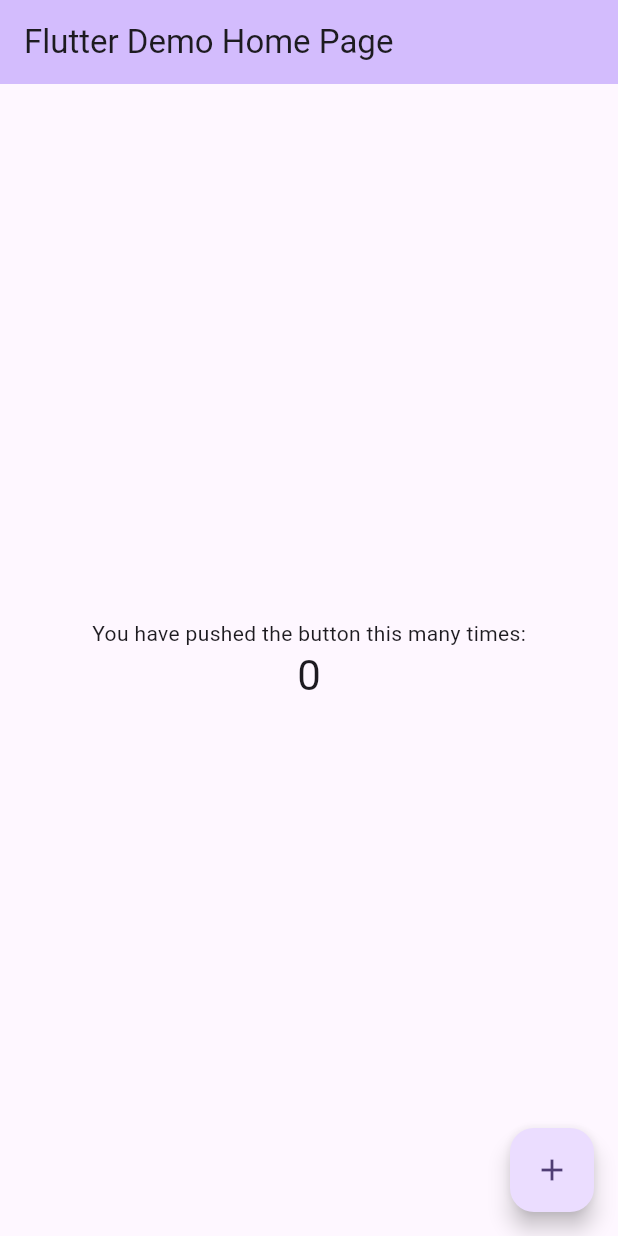
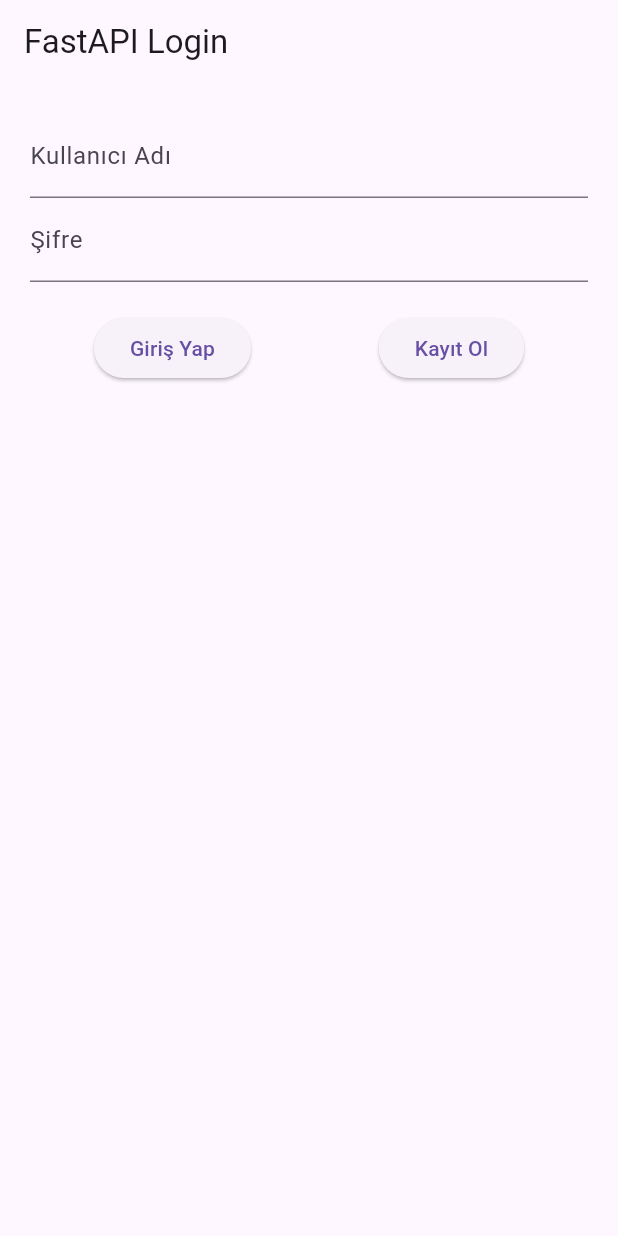
Before and after one commit to nurhat36/tumor_segmentation_app, a Flutter app: the screen it shows after launch, on a phone screen of 412 x 824 dp. Run offline on Flutter 3.47's test engine with Material 3 defaults, Android fonts, the phone set to English and light mode, and no system bars.

Commit message:
initial 2

```diff
--- a/lib/main.dart
+++ b/lib/main.dart
@@ -1,4 +1,6 @@
 import 'package:flutter/material.dart';
+import 'package:tumor_segmentation_app2/pages/image_list_page.dart';
+import 'services/api_service.dart';
 
 void main() {
   runApp(const MyApp());
@@ -7,119 +9,97 @@
 class MyApp extends StatelessWidget {
   const MyApp({super.key});
 
-  // This widget is the root of your application.
   @override
   Widget build(BuildContext context) {
     return MaterialApp(
-      title: 'Flutter Demo',
-      theme: ThemeData(
-        // This is the theme of your application.
-        //
-        // TRY THIS: Try running your application with "flutter run". You'll see
-        // the application has a purple toolbar. Then, without quitting the app,
-        // try changing the seedColor in the colorScheme below to Colors.green
-        // and then invoke "hot reload" (save your changes or press the "hot
-        // reload" button in a Flutter-supported IDE, or press "r" if you used
-        // the command line to start the app).
-        //
-        // Notice that the counter didn't reset back to zero; the application
-        // state is not lost during the reload. To reset the state, use hot
-        // restart instead.
-        //
-        // This works for code too, not just values: Most code changes can be
-        // tested with just a hot reload.
-        colorScheme: ColorScheme.fromSeed(seedColor: Colors.deepPurple),
-        useMaterial3: true,
-      ),
-      home: const MyHomePage(title: 'Flutter Demo Home Page'),
+      title: 'FastAPI Login Demo',
+      home: LoginScreen(),
     );
   }
 }
 
-class MyHomePage extends StatefulWidget {
-  const MyHomePage({super.key, required this.title});
-
-  // This widget is the home page of your application. It is stateful, meaning
-  // that it has a State object (defined below) that contains fields that affect
-  // how it looks.
-
-  // This class is the configuration for the state. It holds the values (in this
-  // case the title) provided by the parent (in this case the App widget) and
-  // used by the build method of the State. Fields in a Widget subclass are
-  // always marked "final".
-
-  final String title;
-
+class LoginScreen extends StatefulWidget {
   @override
-  State<MyHomePage> createState() => _MyHomePageState();
+  _LoginScreenState createState() => _LoginScreenState();
 }
 
-class _MyHomePageState extends State<MyHomePage> {
-  int _counter = 0;
+class _LoginScreenState extends State<LoginScreen> {
+  final ApiService api = ApiService();
+  final TextEditingController usernameController = TextEditingController();
+  final TextEditingController passwordController = TextEditingController();
+  bool isLoading = false;
 
-  void _incrementCounter() {
-    setState(() {
-      // This call to setState tells the Flutter framework that something has
-      // changed in this State, which causes it to rerun the build method below
-      // so that the display can reflect the updated values. If we changed
-      // _counter without calling setState(), then the build method would not be
-      // called again, and so nothing would appear to happen.
-      _counter++;
-    });
+  void login() async {
+    setState(() => isLoading = true);
+    final loginData = await api.login(usernameController.text, passwordController.text);
+    setState(() => isLoading = false);
+    if (loginData != null) {
+      String token = loginData["token"];
+      String userId = loginData["user_id"].toString();
+
+      ScaffoldMessenger.of(context).showSnackBar(
+        const SnackBar(content: Text("Giriş başarılı!")),
+      );
+
+      Navigator.pushReplacement(
+        context,
+        MaterialPageRoute(
+          builder: (context) => ImageListPage(token: token, userId: userId),
+        ),
+      );
+    } else {
+      ScaffoldMessenger.of(context).showSnackBar(
+        const SnackBar(content: Text("Giriş başarısız!")),
+      );
+    }
+  }
+
+
+  void register() async {
+    setState(() => isLoading = true);
+    bool success = await api.register(usernameController.text, passwordController.text);
+    setState(() => isLoading = false);
+    if (success) {
+      ScaffoldMessenger.of(context).showSnackBar(
+        const SnackBar(content: Text("Kayıt başarılı! Giriş yapabilirsiniz.")),
+      );
+    } else {
+      ScaffoldMessenger.of(context).showSnackBar(
+        const SnackBar(content: Text("Kayıt başarısız!")),
+
+      );
+    }
   }
 
   @override
   Widget build(BuildContext context) {
-    // This method is rerun every time setState is called, for instance as done
-    // by the _incrementCounter method above.
-    //
-    // The Flutter framework has been optimized to make rerunning build methods
-    // fast, so that you can just rebuild anything that needs updating rather
-    // than having to individually change instances of widgets.
     return Scaffold(
-      appBar: AppBar(
-        // TRY THIS: Try changing the color here to a specific color (to
-        // Colors.amber, perhaps?) and trigger a hot reload to see the AppBar
-        // change color while the other colors stay the same.
-        backgroundColor: Theme.of(context).colorScheme.inversePrimary,
-        // Here we take the value from the MyHomePage object that was created by
-        // the App.build method, and use it to set our appbar title.
-        title: Text(widget.title),
-      ),
-      body: Center(
-        // Center is a layout widget. It takes a single child and positions it
-        // in the middle of the parent.
+      appBar: AppBar(title: const Text("FastAPI Login")),
+      body: Padding(
+        padding: const EdgeInsets.all(20),
         child: Column(
-          // Column is also a layout widget. It takes a list of children and
-          // arranges them vertically. By default, it sizes itself to fit its
-          // children horizontally, and tries to be as tall as its parent.
-          //
-          // Column has various properties to control how it sizes itself and
-          // how it positions its children. Here we use mainAxisAlignment to
-          // center the children vertically; the main axis here is the vertical
-          // axis because Columns are vertical (the cross axis would be
-          // horizontal).
-          //
-          // TRY THIS: Invoke "debug painting" (choose the "Toggle Debug Paint"
-          // action in the IDE, or press "p" in the console), to see the
-          // wireframe for each widget.
-          mainAxisAlignment: MainAxisAlignment.center,
-          children: <Widget>[
-            const Text(
-              'You have pushed the button this many times:',
+          children: [
+            TextField(
+              controller: usernameController,
+              decoration: const InputDecoration(labelText: "Kullanıcı Adı"),
             ),
-            Text(
-              '$_counter',
-              style: Theme.of(context).textTheme.headlineMedium,
+            TextField(
+              controller: passwordController,
+              decoration: const InputDecoration(labelText: "Şifre"),
+              obscureText: true,
             ),
+            const SizedBox(height: 20),
+            if (isLoading) const CircularProgressIndicator(),
+            if (!isLoading) Row(
+              mainAxisAlignment: MainAxisAlignment.spaceAround,
+              children: [
+                ElevatedButton(onPressed: login, child: const Text("Giriş Yap")),
+                ElevatedButton(onPressed: register, child: const Text("Kayıt Ol")),
+              ],
+            )
           ],
         ),
       ),
-      floatingActionButton: FloatingActionButton(
-        onPressed: _incrementCounter,
-        tooltip: 'Increment',
-        child: const Icon(Icons.add),
-      ), // This trailing comma makes auto-formatting nicer for build methods.
     );
   }
 }
--- a/pubspec.yaml
+++ b/pubspec.yaml
@@ -34,6 +34,7 @@
   # The following adds the Cupertino Icons font to your application.
   # Use with the CupertinoIcons class for iOS style icons.
   cupertino_icons: ^1.0.8
+  http: ^1.5.0
 
 dev_dependencies:
   flutter_test:
```
Also changed, not shown: lib/pages/image_list_page.dart (added, +58 -0 lines), lib/services/api_service.dart (added, +51 -0 lines), pubspec.lock.
